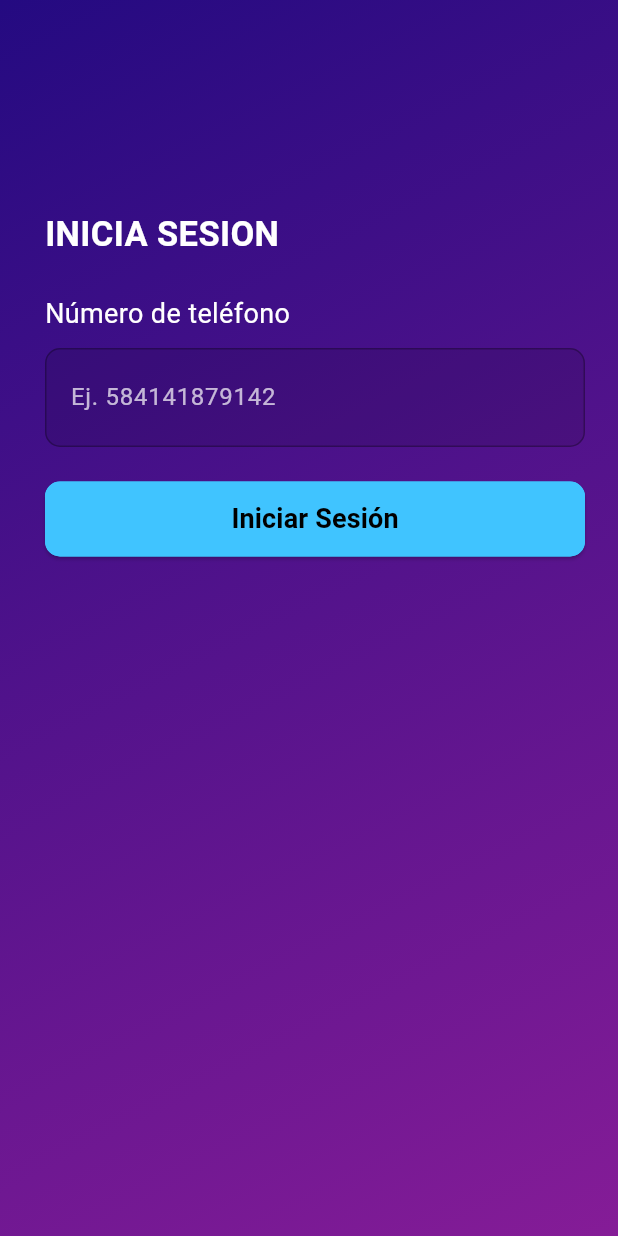
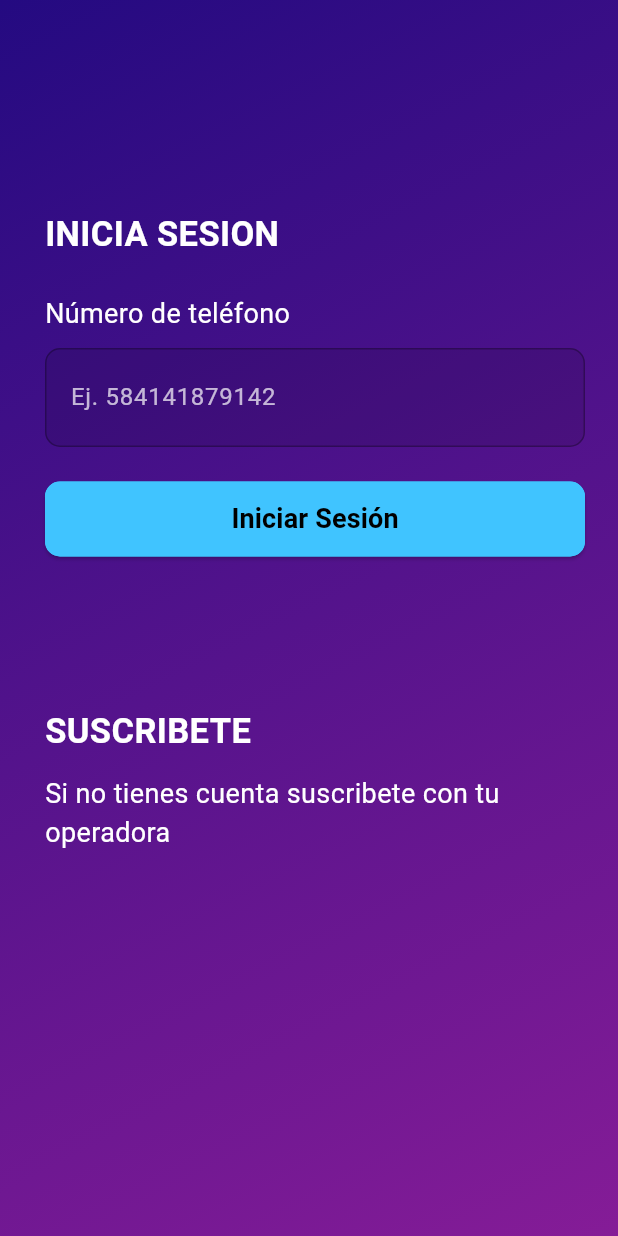
Before and after one commit to manuelenrq9/SoundSpace, a Flutter app: the NewView screen opened directly, on a phone screen of 412 x 824 dp. Run offline on Flutter 3.47's test engine with Material 3 defaults, Android fonts, the phone set to English and light mode, and no system bars.

```diff
--- a/lib/new_view.dart
+++ b/lib/new_view.dart
@@ -67,6 +67,32 @@ class NewView extends StatelessWidget {
                     CreateButton(
                       buttonText: 'Iniciar Sesión',
                       maxWidth: 360,
+                    ),
+                    SizedBox(height: 100),
+                    Row(children: <Widget>[
+                      Text('SUSCRIBETE  ',
+                          style: TextStyle(
+                              fontSize: 23,
+                              color: Colors.white,
+                              fontWeight: FontWeight.bold)),
+                    ]),
+                    SizedBox(height: 12),
+                    Row(children: <Widget>[
+                      Text('Si no tienes cuenta suscribete con tu',
+                          style: TextStyle(fontSize: 18, color: Colors.white)),
+                    ]),
+                    Row(children: <Widget>[
+                      Text('operadora',
+                          style: TextStyle(fontSize: 18, color: Colors.white)),
+                    ]),
+                    SizedBox(
+                      height: 10,
+                    ),
+                    SizedBox(
+                      width: 300,
+                      child: Container(
+                        color: Colors.black.withOpacity(0.3),
+                      ),
                     )
                   ],
                 ),
```
